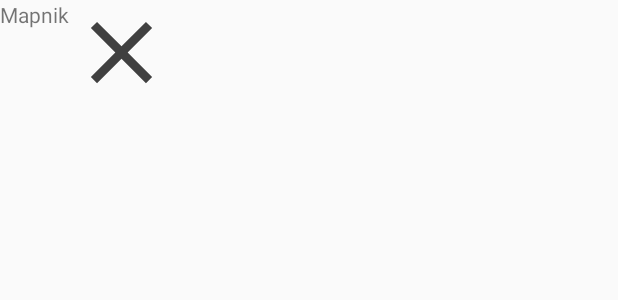
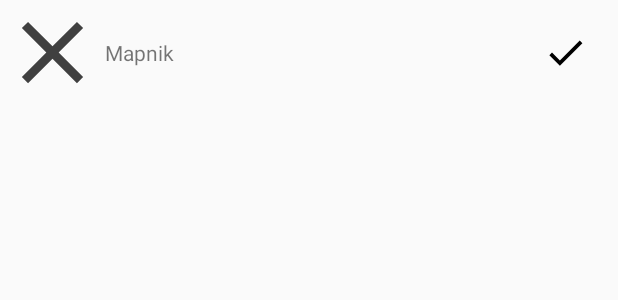
Before and after one commit to devindi/mapwall, an Android app: the layout map_source_item.xml on its own in the app's theme, with its tools: preview values and no code run, on a phone screen of 412 x 824 dp. Shown: the top 300 px of the screen. Run offline under Robolectric (Android 15) with nearby library versions, the phone set to English and light mode, and no system bars.

Commit message:
Implemented map source selection

```diff
--- a/app/build.gradle
+++ b/app/build.gradle
@@ -7,6 +7,7 @@ apply plugin: "org.sonarqube"
 
 def fabricKey = resolveProperty('fabricKey')
 def googleKey = resolveProperty('googleKey')
+def thunderforestKey = resolveProperty('thunderforest')
 
 if (fabricKey != null) {
     apply plugin: 'io.fabric'
@@ -24,7 +25,9 @@ android {
         versionCode 1
         versionName version
         testInstrumentationRunner "android.support.test.runner.AndroidJUnitRunner"
-        manifestPlaceholders = [fabricKey: "$fabricKey", googleKey: "$googleKey"]
+        manifestPlaceholders = [fabricKey: "$fabricKey",
+                                googleKey: "$googleKey",
+                                thunderforestKey: "$thunderforestKey"]
     }
     buildTypes {
         release {
--- a/app/src/main/AndroidManifest.xml
+++ b/app/src/main/AndroidManifest.xml
@@ -30,6 +30,10 @@
             android:name="com.google.android.geo.API_KEY"
             android:value="${googleKey}" />
 
+        <meta-data
+            android:name="THUNDERFOREST_MAPID"
+            android:value="${thunderforestKey}" />
+
     </application>
 
 
--- a/app/src/main/java/com/devindi/wallpaper/model/config/ConfigManager.kt
+++ b/app/src/main/java/com/devindi/wallpaper/model/config/ConfigManager.kt
@@ -1,13 +1,11 @@
 package com.devindi.wallpaper.model.config
 
-import org.osmdroid.tileprovider.tilesource.TileSourceFactory
 import timber.log.Timber
 
 class ConfigManager {
 
     val config: Config by lazy {
         Timber.d("Loading config")
-        //todo implement
-        Config(TileSourceFactory.DEFAULT_TILE_SOURCE)
+        Config()
     }
 }
--- a/app/src/main/java/com/devindi/wallpaper/source/MapSourceViewModel.kt
+++ b/app/src/main/java/com/devindi/wallpaper/source/MapSourceViewModel.kt
@@ -2,19 +2,19 @@ package com.devindi.wallpaper.source
 
 import android.arch.lifecycle.MediatorLiveData
 import android.arch.lifecycle.ViewModel
+import com.devindi.wallpaper.misc.ConstLiveData
 import com.devindi.wallpaper.model.config.ConfigManager
 import com.devindi.wallpaper.model.SettingsRepo
 import com.devindi.wallpaper.model.map.MapSource
-import org.osmdroid.tileprovider.tilesource.OnlineTileSourceBase
 
 class MapSourceViewModel(private val settings: SettingsRepo, private val configManager: ConfigManager): ViewModel() {
 
     val currentMapSource = MediatorLiveData<MapSource>()
-    val mapSourceList = configManager.config.availableSources
+    val mapSourceList = ConstLiveData(configManager.config.availableSources)
 
     init {
+        currentMapSource.addSource(configManager.config.defaultMapSourceData, { currentMapSource.value = it} )
         currentMapSource.addSource(settings.currentMapSource()) { t -> t?.let { currentMapSource.value = it } }
-        currentMapSource.addSource(configManager.config.defaultMapSourceData, { currentMapSource.value = it} )
     }
 
     fun setCurrentSource(source: MapSource) {
--- /dev/null
+++ b/app/src/main/res/drawable/ic_selected.xml
@@ -0,0 +1,9 @@
+<vector xmlns:android="http://schemas.android.com/apk/res/android"
+        android:width="24dp"
+        android:height="24dp"
+        android:viewportWidth="24.0"
+        android:viewportHeight="24.0">
+    <path
+        android:fillColor="#FF000000"
+        android:pathData="M9,16.2L4.8,12l-1.4,1.4L9,19 21,7l-1.4,-1.4L9,16.2z"/>
+</vector>
--- a/app/src/main/res/layout/map_source_item.xml
+++ b/app/src/main/res/layout/map_source_item.xml
@@ -1,20 +1,31 @@
 <?xml version="1.0" encoding="utf-8"?>
 <LinearLayout
     xmlns:android="http://schemas.android.com/apk/res/android"
+    xmlns:app="http://schemas.android.com/apk/res-auto"
     xmlns:tools="http://schemas.android.com/tools"
     android:orientation="horizontal"
     android:layout_width="match_parent"
-    android:layout_height="wrap_content">
-
-    <TextView
-        android:id="@+id/title"
-        android:layout_width="wrap_content"
-        android:layout_height="wrap_content"
-        tools:text="Mapnik" />
+    android:gravity="center_vertical"
+    android:layout_height="wrap_content"
+    android:background="?android:attr/selectableItemBackground" >
 
     <ImageView
         android:id="@+id/imageView"
         android:layout_width="70dp"
         android:layout_height="70dp"
         tools:src="@drawable/ic_close" />
+
+    <TextView
+        android:id="@+id/title"
+        android:layout_width="wrap_content"
+        android:layout_height="wrap_content"
+        android:layout_weight="1"
+        tools:text="Mapnik" />
+
+    <ImageView
+        android:id="@+id/selected"
+        android:layout_width="70dp"
+        android:layout_height="70dp"
+        android:padding="20dp"
+        app:srcCompat="@drawable/ic_selected" />
 </LinearLayout>
```
Also changed, not shown: app/src/main/java/com/devindi/wallpaper/App.kt (+8 -9 lines), app/src/main/java/com/devindi/wallpaper/home/HomeController.kt (+19 -13 lines), app/src/main/java/com/devindi/wallpaper/home/HomeViewModel.kt (+5 -14 lines), app/src/main/java/com/devindi/wallpaper/model/SettingsRepo.kt (+8 -6 lines), app/src/main/java/com/devindi/wallpaper/model/config/Config.kt (+15 -4 lines), app/src/main/java/com/devindi/wallpaper/model/map/MapAreaManager.kt (+2 -9 lines), app/src/main/java/com/devindi/wallpaper/model/map/TileRequestHandler.kt (+9 -4 lines), app/src/main/java/com/devindi/wallpaper/model/map/TileSourceFactory.kt (added, +28 -0 lines), app/src/main/java/com/devindi/wallpaper/source/MapSourceController.kt (+8 -16 lines), app/src/main/java/com/devindi/wallpaper/source/SourcesAdapter.kt (+63 -11 lines).
